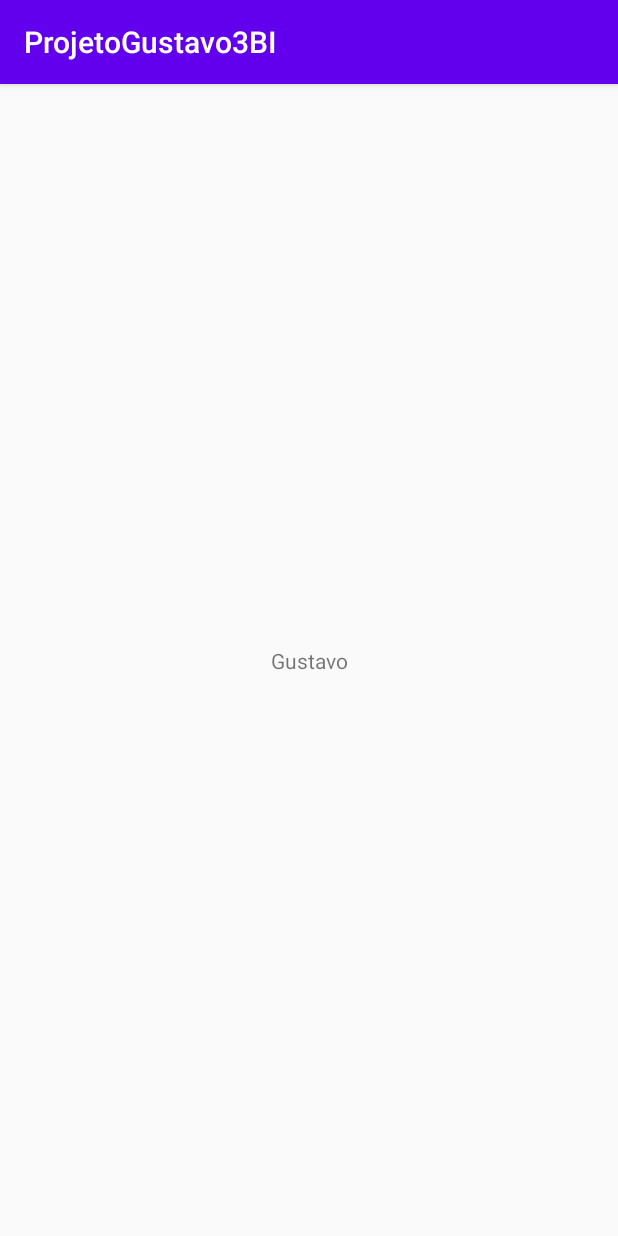
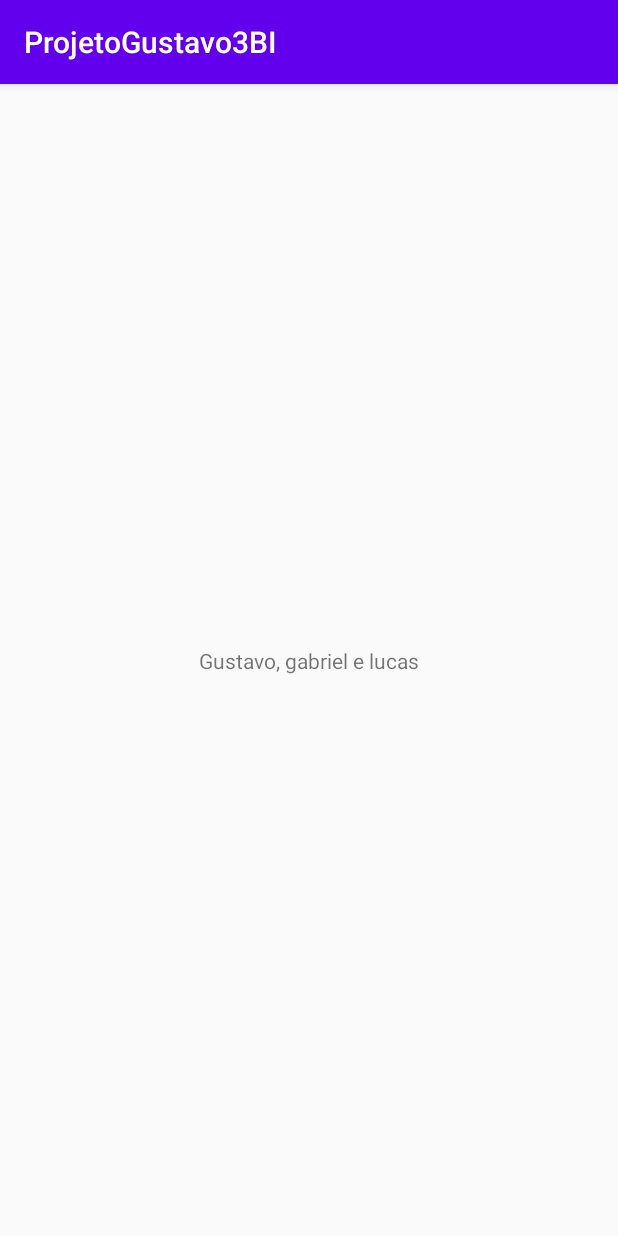
Before and after one commit to GustavoTeixeiraFmm/ProjetoGustavo3BI, an Android app: the screen it shows after launch (MainActivity), on a phone screen of 412 x 824 dp. Run offline under Robolectric (Android 15) with nearby library versions, the phone set to English and light mode, and no system bars.

Commit message:
adicionando meu nome dois nomes

```diff
--- a/app/src/main/res/layout/activity_main.xml
+++ b/app/src/main/res/layout/activity_main.xml
@@ -9,7 +9,7 @@
     <TextView
         android:layout_width="wrap_content"
         android:layout_height="wrap_content"
-        android:text="Gustavo"
+        android:text="Gustavo, gabriel e lucas"
         app:layout_constraintRight_toRightOf="parent"
         app:layout_constraintBottom_toBottomOf="parent"
         app:layout_constraintLeft_toLeftOf="parent"
```
